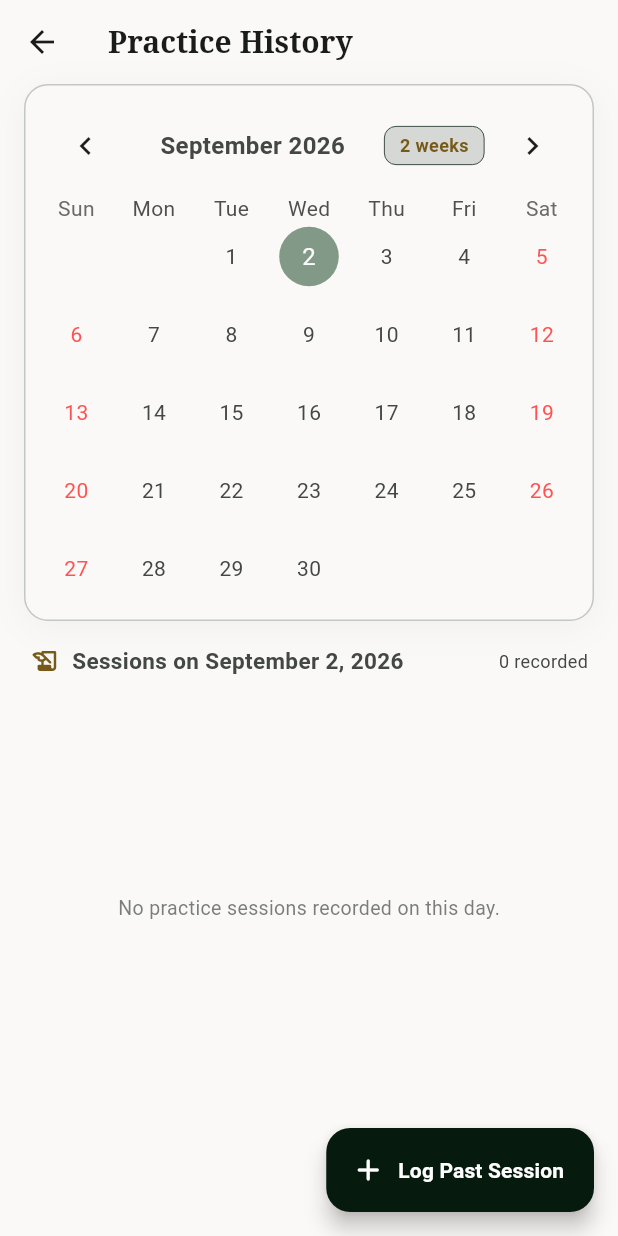
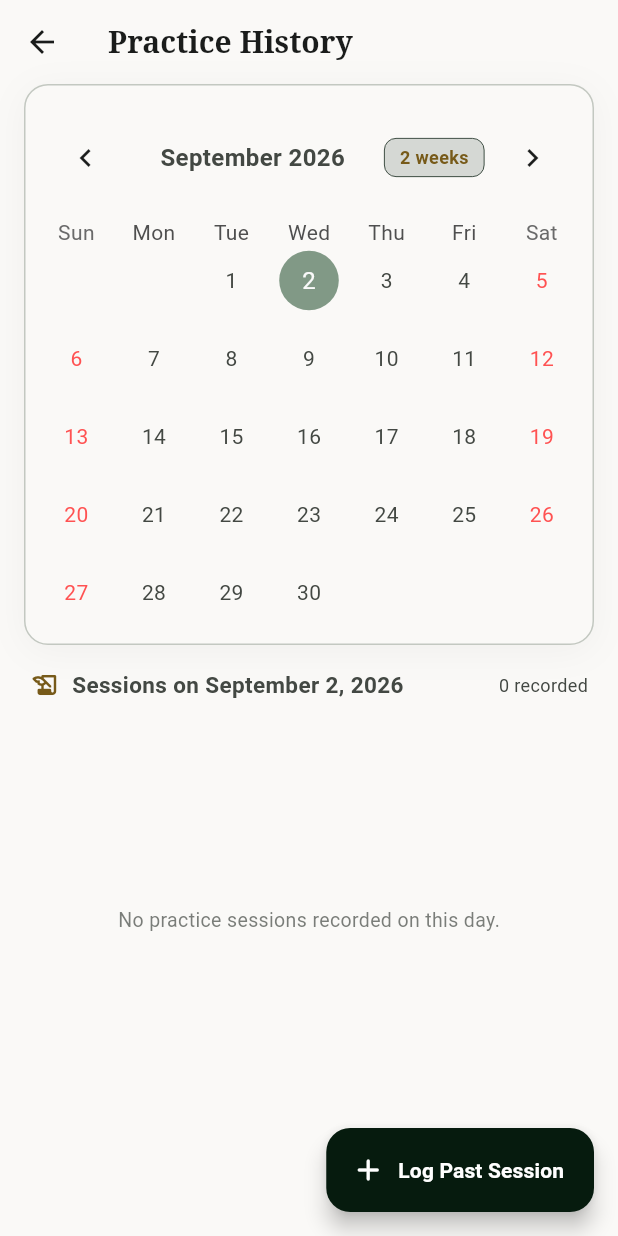
Before and after one commit to seagomezar/music-journal-app, a Flutter app: the CalendarHistoryView screen opened directly, on a phone screen of 412 x 824 dp. Run offline on Flutter 3.47's test engine with Material 3 defaults, Android fonts, the phone set to English and light mode, and no system bars; drawn by our look-alikes of table_calendar; our stand-ins replace audio_service, audioplayers, file_picker, flutter_spinkit, hive_ce_flutter, wakelock_plus and 1 more; missing offline and left inert: dart:js_interop, flutter_soloud, pdf_document, pdfrx, record, screen_brightness; accounts and stored records are empty.

```diff
--- a/lib/screens/calendar_history_view.dart
+++ b/lib/screens/calendar_history_view.dart
@@ -253,6 +253,9 @@ class _CalendarHistoryViewState extends State<CalendarHistoryView> {
             },
           ),
           headerStyle: HeaderStyle(
+            headerPadding: compactLandscape
+                ? const EdgeInsets.symmetric(vertical: 4.0)
+                : const EdgeInsets.symmetric(vertical: 16.0),
             formatButtonVisible: true,
             formatButtonDecoration: BoxDecoration(
               color: AppTheme.primaryColor(context).withValues(alpha: 0.15),
@@ -761,14 +764,14 @@ class _CalendarHistoryViewState extends State<CalendarHistoryView> {
                           },
                         ),
                 ),
-                const SizedBox(height: 72),
+                SizedBox(height: compactLandscape ? 16 : 72),
               ],
             );
             if (compactLandscape || sizeClass.supportsTwoPaneContent) {
               return Row(
                 key: const ValueKey('landscape_history_split'),
                 children: [
-                  Expanded(child: calendar),
+                  Expanded(child: SingleChildScrollView(child: calendar)),
                   VerticalDivider(color: AppTheme.borderColor(context)),
                   Expanded(child: sessions),
                 ],
```
Also changed, not shown: 2 other files.
